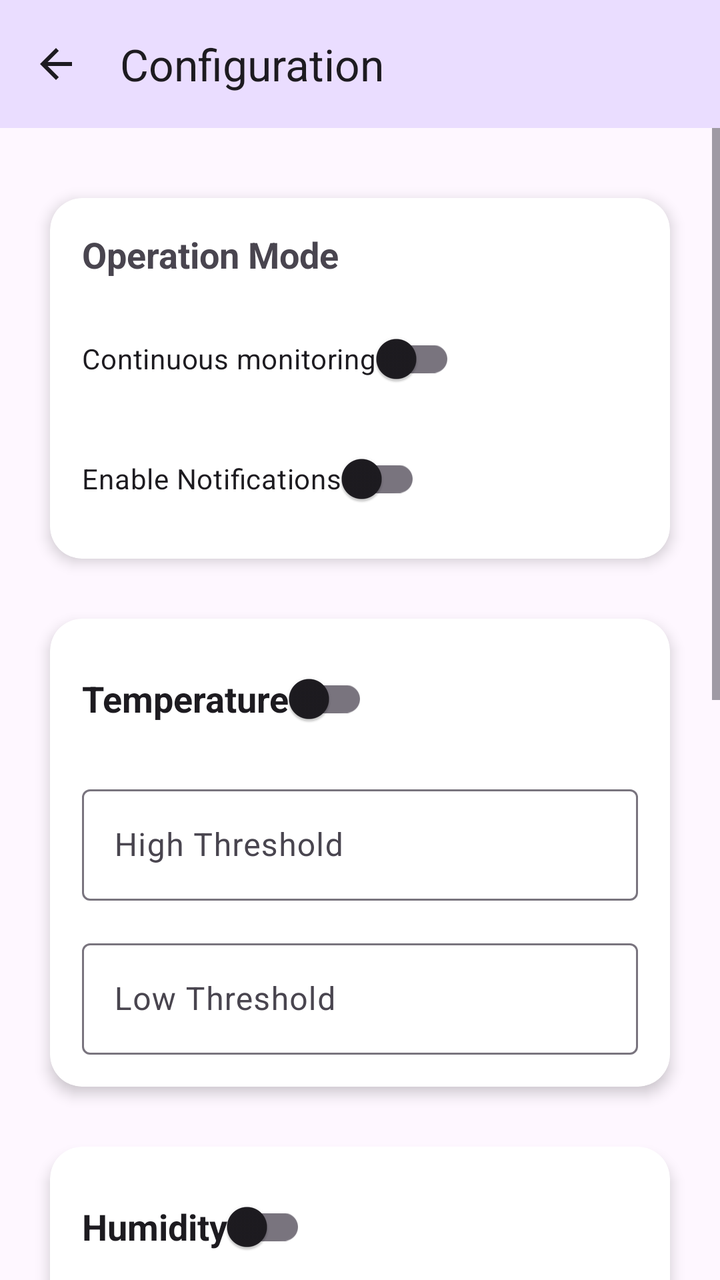
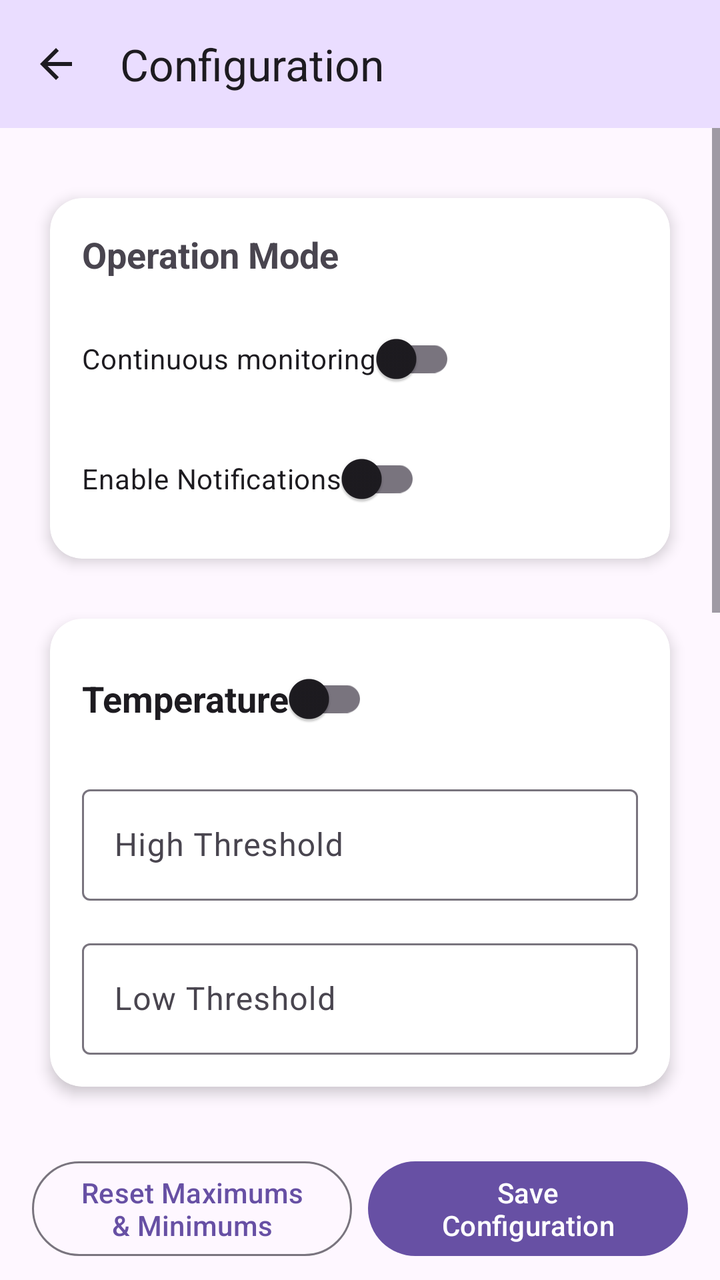

An Android layout rendered at two revisions. The XML below is the earlier revision; the diff shows what the commit changed to produce the second picture.
<!-- AndroidManifest.xml: application theme Theme.MyApplication -->
<!-- res/layout/activity_config.xml -->
<?xml version="1.0" encoding="utf-8"?>
<androidx.constraintlayout.widget.ConstraintLayout
    xmlns:android="http://schemas.android.com/apk/res/android"
    xmlns:app="http://schemas.android.com/apk/res-auto"
    xmlns:tools="http://schemas.android.com/tools"
    android:id="@+id/main"
    android:layout_width="match_parent"
    android:layout_height="match_parent"
    tools:context=".ConfigActivity"
    tools:paddingTop="24dp"
    tools:paddingBottom="24dp">

    <androidx.appcompat.widget.Toolbar
        android:id="@+id/toolbarConfig"
        android:layout_width="0dp"
        android:layout_height="wrap_content"
        android:background="?attr/colorPrimaryContainer"
        android:contentDescription="@string/title_config"
        android:minHeight="?attr/actionBarSize"
        android:theme="?attr/actionBarTheme"
        app:layout_constraintEnd_toEndOf="parent"
        app:layout_constraintStart_toStartOf="parent"
        app:layout_constraintTop_toTopOf="parent"
        app:navigationContentDescription="@string/title_config"
        app:navigationIcon="@drawable/ic_arrow_back"
        app:title="@string/title_config" />

    <ScrollView
        android:layout_width="0dp"
        android:layout_height="0dp"
        android:clipChildren="false"
        android:clipToPadding="false"
        android:fillViewport="true"
        app:layout_constraintWidth_max="480dp"
        app:layout_constraintBottom_toBottomOf="parent"
        app:layout_constraintEnd_toEndOf="parent"
        app:layout_constraintStart_toStartOf="parent"
        app:layout_constraintTop_toBottomOf="@+id/toolbarConfig">

        <androidx.constraintlayout.widget.ConstraintLayout
            android:layout_width="match_parent"
            android:layout_height="wrap_content"
            android:clipChildren="false"
            android:clipToPadding="false"
            android:paddingBottom="32dp">


            
            <androidx.cardview.widget.CardView
                android:id="@+id/cwOperationMode"
                android:layout_width="0dp"
                android:layout_height="wrap_content"
                android:layout_marginStart="16dp"
                android:layout_marginTop="24dp"
                android:layout_marginEnd="16dp"
                app:cardCornerRadius="16dp"
                app:cardElevation="4dp"
                app:cardUseCompatPadding="true"
                app:contentPadding="0dp"
                app:layout_constraintEnd_toEndOf="parent"
                app:layout_constraintStart_toStartOf="parent"
                app:layout_constraintTop_toTopOf="parent">

                <androidx.constraintlayout.widget.ConstraintLayout
                    android:id="@+id/clsubOperationMode"
                    android:layout_width="match_parent"
                    android:layout_height="wrap_content"
                    android:paddingBottom="16dp">

                    <TextView
                        android:id="@+id/textView"
                        android:layout_width="0dp"
                        android:layout_height="wrap_content"
                        android:layout_marginStart="16dp"
                        android:layout_marginTop="16dp"
                        android:layout_marginEnd="16dp"
                        android:text="@string/operation_mode"
                        android:textAppearance="@style/TextAppearance.AppCompat.Medium"
                        android:textStyle="bold"
                        app:layout_constraintEnd_toEndOf="parent"
                        app:layout_constraintStart_toStartOf="parent"
                        app:layout_constraintTop_toTopOf="parent" />


                    
                    <androidx.appcompat.widget.SwitchCompat
                        android:id="@+id/switchOperatingMode"
                        android:layout_width="wrap_content"
                        android:layout_height="wrap_content"
                        android:layout_marginStart="16dp"
                        android:layout_marginTop="16dp"
                        android:layout_marginEnd="16dp"
                        android:switchPadding="16dp"
                        android:text="@string/operating_mode_toggle"
                        app:layout_constrainedWidth="true"
                        app:layout_constraintEnd_toEndOf="parent"
                        app:layout_constraintHorizontal_bias="0"
                        app:layout_constraintStart_toStartOf="parent"
                        app:layout_constraintTop_toBottomOf="@+id/textView" />


                    
                    <androidx.appcompat.widget.SwitchCompat
                        android:id="@+id/switchNotifications"
                        android:layout_width="wrap_content"
                        android:layout_height="wrap_content"
                        android:layout_marginStart="16dp"
                        android:layout_marginTop="12dp"
                        android:layout_marginEnd="16dp"
                        android:switchPadding="16dp"
                        android:text="@string/notifications_toggle"
                        app:layout_constrainedWidth="true"
                        app:layout_constraintHorizontal_bias="0"
                        app:layout_constraintEnd_toEndOf="parent"
                        app:layout_constraintStart_toStartOf="parent"
                        app:layout_constraintTop_toBottomOf="@+id/switchOperatingMode" />

                </androidx.constraintlayout.widget.ConstraintLayout>

            </androidx.cardview.widget.CardView>


            
            <androidx.cardview.widget.CardView
                android:id="@+id/cwTempAlarm"
                android:layout_width="0dp"
                android:layout_height="wrap_content"
                android:layout_marginStart="16dp"
                android:layout_marginTop="8dp"
                android:layout_marginEnd="16dp"
                app:cardCornerRadius="16dp"
                app:cardElevation="4dp"
                app:cardUseCompatPadding="true"
                app:layout_constraintEnd_toEndOf="parent"
                app:layout_constraintStart_toStartOf="parent"
                app:layout_constraintTop_toBottomOf="@+id/cwOperationMode">

                <androidx.constraintlayout.widget.ConstraintLayout
                    android:layout_width="match_parent"
                    android:layout_height="match_parent">

                    <androidx.appcompat.widget.SwitchCompat
                        android:id="@+id/switchTempAlarm"
                        android:layout_width="wrap_content"
                        android:layout_height="wrap_content"
                        android:layout_marginStart="16dp"
                        android:layout_marginTop="16dp"
                        android:layout_marginEnd="16dp"
                        android:switchPadding="16dp"
                        android:switchTextAppearance="@style/TextAppearance.AppCompat.Medium"
                        android:text="@string/sensor_temperature"
                        android:textAppearance="@style/TextAppearance.AppCompat.Medium"
                        android:textStyle="bold"
                        app:layout_constrainedWidth="true"
                        app:layout_constraintHorizontal_bias="0"
                        app:layout_constraintEnd_toEndOf="parent"
                        app:layout_constraintStart_toStartOf="parent"
                        app:layout_constraintTop_toTopOf="parent" />

                    <com.google.android.material.textfield.TextInputLayout
                        android:id="@+id/tilTempHigh"
                        android:layout_width="match_parent"
                        android:layout_height="wrap_content"
                        android:layout_marginStart="16dp"
                        android:layout_marginTop="16dp"
                        android:layout_marginEnd="16dp"
                        app:layout_constraintEnd_toEndOf="parent"
                        app:layout_constraintStart_toStartOf="parent"
                        app:layout_constraintTop_toBottomOf="@+id/switchTempAlarm"
                        tools:ignore="DuplicateSpeakableTextCheck">

                        <com.google.android.material.textfield.TextInputEditText
                            android:id="@+id/etTempHigh"
                            android:layout_width="match_parent"
                            android:layout_height="wrap_content"
                            android:hint="@string/high_threshold"
                            android:importantForAutofill="no"
                            android:inputType="numberDecimal|numberSigned"
                            tools:ignore="DuplicateSpeakableTextCheck" />

                    </com.google.android.material.textfield.TextInputLayout>

                    <com.google.android.material.textfield.TextInputLayout
                        android:id="@+id/tilTempLow"
                        android:layout_width="match_parent"
                        android:layout_height="wrap_content"
                        android:layout_marginStart="16dp"
                        android:layout_marginTop="16dp"
                        android:layout_marginEnd="16dp"
                        android:layout_marginBottom="16dp"
                        app:layout_constraintBottom_toBottomOf="parent"
                        app:layout_constraintEnd_toEndOf="parent"
                        app:layout_constraintStart_toStartOf="parent"
                        app:layout_constraintTop_toBottomOf="@+id/tilTempHigh"
                        tools:ignore="DuplicateSpeakableTextCheck">

                        <com.google.android.material.textfield.TextInputEditText
                            android:id="@+id/etTempLow"
                            android:layout_width="match_parent"
                            android:layout_height="wrap_content"
                            android:hint="@string/low_threshold"
                            android:importantForAutofill="no"
                            android:inputType="numberDecimal|numberSigned"
                            tools:ignore="DuplicateSpeakableTextCheck" />

                    </com.google.android.material.textfield.TextInputLayout>

                </androidx.constraintlayout.widget.ConstraintLayout>

            </androidx.cardview.widget.CardView>


            
            <androidx.cardview.widget.CardView
                android:id="@+id/cwHumidityAlarm"
                android:layout_width="0dp"
                android:layout_height="wrap_content"
                android:layout_marginStart="16dp"
                android:layout_marginTop="8dp"
                android:layout_marginEnd="16dp"
                app:cardCornerRadius="16dp"
                app:cardElevation="4dp"
                app:cardUseCompatPadding="true"
                app:layout_constraintEnd_toEndOf="parent"
                app:layout_constraintStart_toStartOf="parent"
                app:layout_constraintTop_toBottomOf="@+id/cwTempAlarm">

                <androidx.constraintlayout.widget.ConstraintLayout
                    android:layout_width="match_parent"
                    android:layout_height="match_parent">

                    <androidx.appcompat.widget.SwitchCompat
                        android:id="@+id/switchHumidityAlarm"
                        android:layout_width="wrap_content"
                        android:layout_height="wrap_content"
                        android:switchPadding="16dp"
                        android:layout_marginStart="16dp"
                        android:layout_marginTop="16dp"
                        android:layout_marginEnd="16dp"
                        android:switchTextAppearance="@style/TextAppearance.AppCompat.Medium"
                        android:text="@string/sensor_humidity"
                        android:textAppearance="@style/TextAppearance.AppCompat.Medium"
                        android:textStyle="bold"
                        app:layout_constrainedWidth="true"
                        app:layout_constraintHorizontal_bias="0"
                        app:layout_constraintEnd_toEndOf="parent"
                        app:layout_constraintStart_toStartOf="parent"
                        app:layout_constraintTop_toTopOf="parent" />

                    <com.google.android.material.textfield.TextInputLayout
                        android:id="@+id/tilHumidityHigh"
                        android:layout_width="match_parent"
                        android:layout_height="wrap_content"
                        android:layout_marginStart="16dp"
                        android:layout_marginTop="16dp"
                        android:layout_marginEnd="16dp"
                        app:layout_constraintEnd_toEndOf="parent"
                        app:layout_constraintStart_toStartOf="parent"
                        app:layout_constraintTop_toBottomOf="@+id/switchHumidityAlarm"
                        tools:ignore="DuplicateSpeakableTextCheck">

                        <com.google.android.material.textfield.TextInputEditText
                            android:id="@+id/etHumidityHigh"
                            android:layout_width="match_parent"
                            android:layout_height="wrap_content"
                            android:hint="@string/high_threshold"
                            android:importantForAutofill="no"
                            android:inputType="number|numberDecimal"
                            tools:ignore="DuplicateSpeakableTextCheck" />

                    </com.google.android.material.textfield.TextInputLayout>

                    <com.google.android.material.textfield.TextInputLayout
                        android:id="@+id/tilHumidityLow"
                        android:layout_width="match_parent"
                        android:layout_height="wrap_content"
                        android:layout_marginStart="16dp"
                        android:layout_marginTop="16dp"
                        android:layout_marginEnd="16dp"
                        android:layout_marginBottom="16dp"
                        app:layout_constraintBottom_toBottomOf="parent"
                        app:layout_constraintEnd_toEndOf="parent"
                        app:layout_constraintStart_toStartOf="parent"
                        app:layout_constraintTop_toBottomOf="@+id/tilHumidityHigh"
                        tools:ignore="DuplicateSpeakableTextCheck">

                        <com.google.android.material.textfield.TextInputEditText
                            android:id="@+id/etHumidityLow"
                            android:layout_width="match_parent"
                            android:layout_height="wrap_content"
                            android:hint="@string/low_threshold"
                            android:importantForAutofill="no"
                            android:inputType="number|numberDecimal"
                            tools:ignore="DuplicateSpeakableTextCheck" />

                    </com.google.android.material.textfield.TextInputLayout>

                </androidx.constraintlayout.widget.ConstraintLayout>

            </androidx.cardview.widget.CardView>


            
            <androidx.cardview.widget.CardView
                android:id="@+id/cwLuminosityAlarm"
                android:layout_width="0dp"
                android:layout_height="wrap_content"
                android:layout_marginStart="16dp"
                android:layout_marginTop="8dp"
                android:layout_marginEnd="16dp"
                app:cardCornerRadius="16dp"
                app:cardElevation="4dp"
                app:cardUseCompatPadding="true"
                app:layout_constraintEnd_toEndOf="parent"
                app:layout_constraintStart_toStartOf="parent"
                app:layout_constraintTop_toBottomOf="@+id/cwHumidityAlarm">

                <androidx.constraintlayout.widget.ConstraintLayout
                    android:layout_width="match_parent"
                    android:layout_height="match_parent">

                    <androidx.appcompat.widget.SwitchCompat
                        android:id="@+id/switchLuminosityAlarm"
                        android:layout_width="wrap_content"
                        android:layout_height="wrap_content"
                        android:switchPadding="16dp"
                        android:layout_marginStart="16dp"
                        android:layout_marginTop="16dp"
                        android:layout_marginEnd="16dp"
                        android:switchTextAppearance="@style/TextAppearance.AppCompat.Medium"
                        android:text="@string/sensor_luminosity"
                        android:textAppearance="@style/TextAppearance.AppCompat.Medium"
                        android:textStyle="bold"
                        app:layout_constrainedWidth="true"
                        app:layout_constraintHorizontal_bias="0"
                        app:layout_constraintEnd_toEndOf="parent"
                        app:layout_constraintStart_toStartOf="parent"
                        app:layout_constraintTop_toTopOf="parent" />

                    <com.google.android.material.textfield.TextInputLayout
                        android:id="@+id/tilLuminosityHigh"
                        android:layout_width="match_parent"
                        android:layout_height="wrap_content"
                        android:layout_marginStart="16dp"
                        android:layout_marginTop="16dp"
                        android:layout_marginEnd="16dp"
                        app:layout_constraintEnd_toEndOf="parent"
                        app:layout_constraintStart_toStartOf="parent"
                        app:layout_constraintTop_toBottomOf="@+id/switchLuminosityAlarm"
                        tools:ignore="DuplicateSpeakableTextCheck">

                        <com.google.android.material.textfield.TextInputEditText
                            android:id="@+id/etLuminosityHigh"
                            android:layout_width="match_parent"
                            android:layout_height="wrap_content"
                            android:hint="@string/high_threshold"
                            android:importantForAutofill="no"
                            android:inputType="number|numberDecimal"
                            tools:ignore="DuplicateSpeakableTextCheck" />

                    </com.google.android.material.textfield.TextInputLayout>

                    <com.google.android.material.textfield.TextInputLayout
                        android:id="@+id/tilLuminosityLow"
                        android:layout_width="match_parent"
                        android:layout_height="wrap_content"
                        android:layout_marginStart="16dp"
                        android:layout_marginTop="16dp"
                        android:layout_marginEnd="16dp"
                        android:layout_marginBottom="16dp"
                        app:layout_constraintBottom_toBottomOf="parent"
                        app:layout_constraintEnd_toEndOf="parent"
                        app:layout_constraintStart_toStartOf="parent"
                        app:layout_constraintTop_toBottomOf="@+id/tilLuminosityHigh"
                        tools:ignore="DuplicateSpeakableTextCheck">

                        <com.google.android.material.textfield.TextInputEditText
                            android:id="@+id/etLuminosityLow"
                            android:layout_width="match_parent"
                            android:layout_height="wrap_content"
                            android:hint="@string/low_threshold"
                            android:importantForAutofill="no"
                            android:inputType="number|numberDecimal"
                            tools:ignore="DuplicateSpeakableTextCheck" />

                    </com.google.android.material.textfield.TextInputLayout>

                </androidx.constraintlayout.widget.ConstraintLayout>

            </androidx.cardview.widget.CardView>


            
            <LinearLayout
                android:id="@+id/llButtons"
                android:layout_width="0dp"
                android:layout_height="wrap_content"
                android:layout_marginStart="16dp"
                android:layout_marginTop="24dp"
                android:layout_marginEnd="16dp"
                android:layout_marginBottom="30dp"
                android:orientation="horizontal"
                app:layout_constraintBottom_toBottomOf="parent"
                app:layout_constraintEnd_toEndOf="parent"
                app:layout_constraintStart_toStartOf="parent"
                app:layout_constraintTop_toBottomOf="@+id/cwLuminosityAlarm">

                <Button
                    android:id="@+id/btnReset"
                    style="?attr/materialButtonOutlinedStyle"
                    android:layout_width="0dp"
                    android:layout_height="match_parent"
                    android:layout_marginEnd="8dp"
                    android:layout_weight="1"
                    android:text="@string/reset_min_max"
                    tools:ignore="ButtonStyle" />

                <Button
                    android:id="@+id/btnSave"
                    android:layout_width="0dp"
                    android:layout_height="match_parent"
                    android:layout_weight="1"
                    android:text="@string/save_configuration"
                    tools:ignore="ButtonStyle" />

            </LinearLayout>

        </androidx.constraintlayout.widget.ConstraintLayout>

    </ScrollView>

</androidx.constraintlayout.widget.ConstraintLayout>
<!-- resources referenced by this layout -->
<resources>
  <!-- drawable ic_arrow_back (drawable) -->
  <vector xmlns:android="http://schemas.android.com/apk/res/android"
      android:width="24dp"
      android:height="24dp"
      android:viewportWidth="24"
      android:viewportHeight="24"
      android:tint="?attr/colorControlNormal">
    <path
        android:fillColor="@android:color/white"
        android:pathData="M20,11H7.83l5.59,-5.59L12,4l-8,8 8,8 1.41,-1.41L7.83,13H20v-2z"/>
  </vector>
  <string name="high_threshold">High Threshold</string>
  <string name="low_threshold">Low Threshold</string>
  <string name="notifications_toggle">Enable Notifications</string>
  <string name="operating_mode_toggle">Continuous monitoring</string>
  <string name="operation_mode">Operation Mode</string>
  <string name="reset_min_max">Reset Maximums &amp; Minimums</string>
  <string name="save_configuration">Save Configuration</string>
  <string name="sensor_humidity">Humidity</string>
  <string name="sensor_luminosity">Luminosity</string>
  <string name="sensor_temperature">Temperature</string>
  <string name="title_config">Configuration</string>
  <style name="Theme.MyApplication" parent="Base.Theme.MyApplication" />
  <style name="Base.Theme.MyApplication" parent="Theme.Material3.DayNight.NoActionBar">
          
          
      </style>
</resources>

<!-- the commit's change to res/layout/activity_config.xml (unified diff, before → after) -->
@@ -32,7 +32,7 @@
         android:clipToPadding="false"
         android:fillViewport="true"
         app:layout_constraintWidth_max="480dp"
-        app:layout_constraintBottom_toBottomOf="parent"
+        app:layout_constraintBottom_toTopOf="@id/llButtons"
         app:layout_constraintEnd_toEndOf="parent"
         app:layout_constraintStart_toStartOf="parent"
         app:layout_constraintTop_toBottomOf="@+id/toolbarConfig">
@@ -390,43 +390,45 @@
             </androidx.cardview.widget.CardView>
 
 
-            
-            <LinearLayout
-                android:id="@+id/llButtons"
-                android:layout_width="0dp"
-                android:layout_height="wrap_content"
-                android:layout_marginStart="16dp"
-                android:layout_marginTop="24dp"
-                android:layout_marginEnd="16dp"
-                android:layout_marginBottom="30dp"
-                android:orientation="horizontal"
-                app:layout_constraintBottom_toBottomOf="parent"
-                app:layout_constraintEnd_toEndOf="parent"
-                app:layout_constraintStart_toStartOf="parent"
-                app:layout_constraintTop_toBottomOf="@+id/cwLuminosityAlarm">
-
-                <Button
-                    android:id="@+id/btnReset"
-                    style="?attr/materialButtonOutlinedStyle"
-                    android:layout_width="0dp"
-                    android:layout_height="match_parent"
-                    android:layout_marginEnd="8dp"
-                    android:layout_weight="1"
-                    android:text="@string/reset_min_max"
-                    tools:ignore="ButtonStyle" />
-
-                <Button
-                    android:id="@+id/btnSave"
-                    android:layout_width="0dp"
-                    android:layout_height="match_parent"
-                    android:layout_weight="1"
-                    android:text="@string/save_configuration"
-                    tools:ignore="ButtonStyle" />
-
-            </LinearLayout>
+
 
         </androidx.constraintlayout.widget.ConstraintLayout>
 
     </ScrollView>
 
+    
+    <LinearLayout
+        android:id="@+id/llButtons"
+        android:layout_width="0dp"
+        android:layout_height="wrap_content"
+        android:paddingStart="16dp"
+        android:paddingTop="8dp"
+        android:paddingEnd="16dp"
+        android:paddingBottom="8dp"
+        android:orientation="horizontal"
+        app:layout_constraintWidth_max="480dp"
+        app:layout_constraintBottom_toBottomOf="parent"
+        app:layout_constraintEnd_toEndOf="parent"
+        app:layout_constraintStart_toStartOf="parent">
+
+        <Button
+            android:id="@+id/btnReset"
+            style="?attr/materialButtonOutlinedStyle"
+            android:layout_width="0dp"
+            android:layout_height="match_parent"
+            android:layout_marginEnd="8dp"
+            android:layout_weight="1"
+            android:text="@string/reset_min_max"
+            tools:ignore="ButtonStyle" />
+
+        <Button
+            android:id="@+id/btnSave"
+            android:layout_width="0dp"
+            android:layout_height="match_parent"
+            android:layout_weight="1"
+            android:text="@string/save_configuration"
+            tools:ignore="ButtonStyle" />
+
+    </LinearLayout>
+
 </androidx.constraintlayout.widget.ConstraintLayout>
